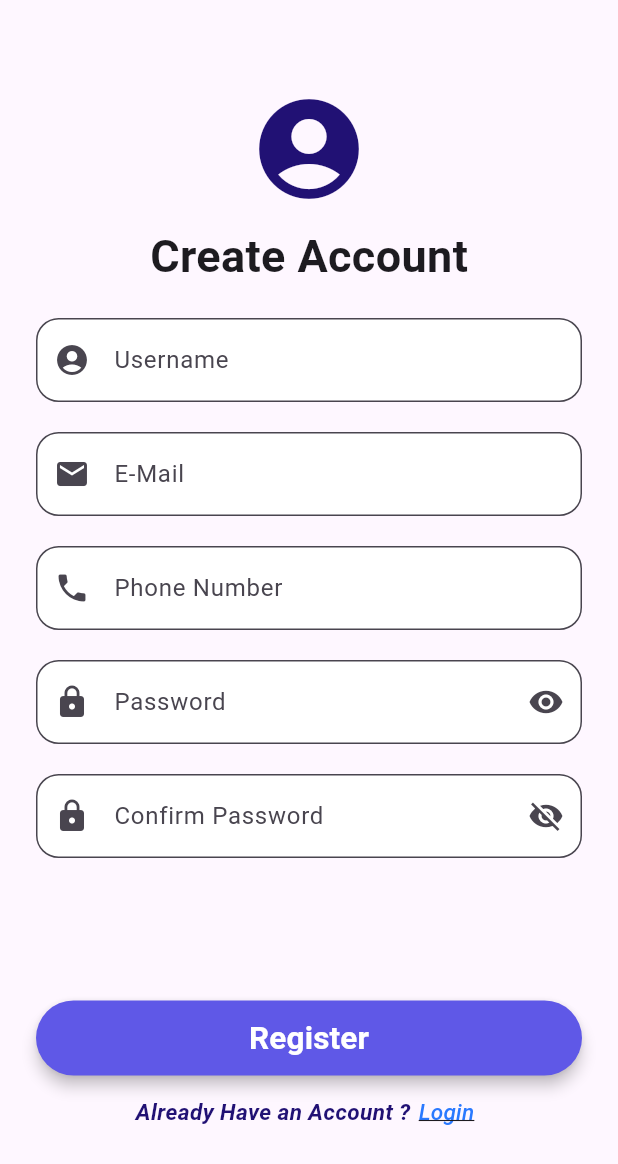
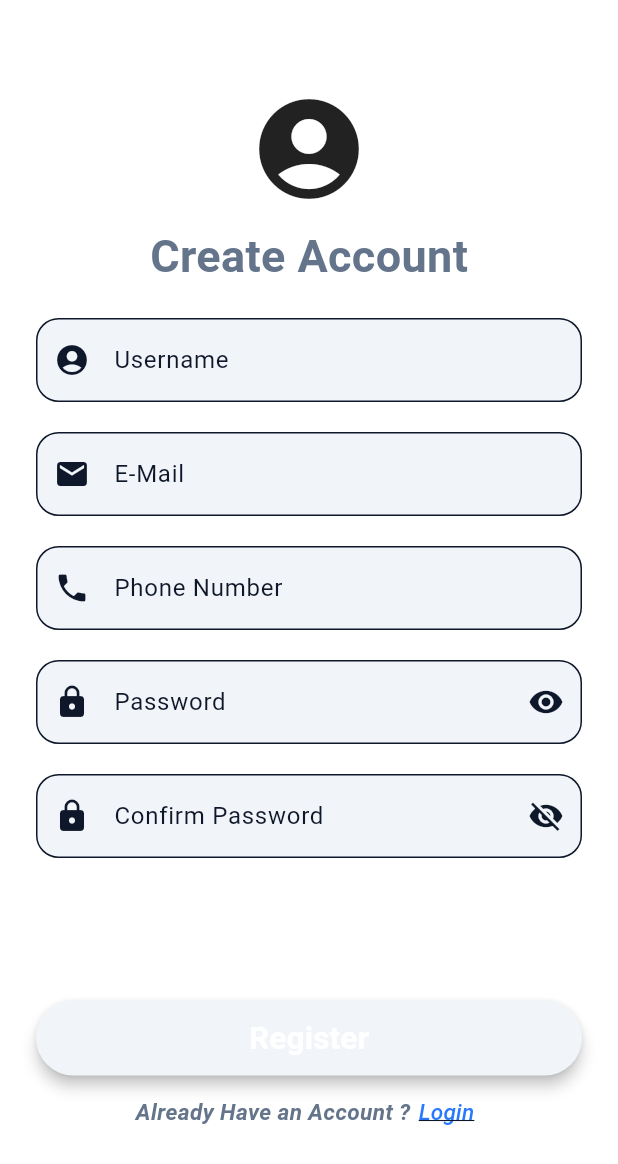
Before and after one commit to Galon123/Campus-Market-Place-App, a Flutter app: the screen it shows after launch, after a tap on "Login", after a tap on "Register", on a phone screen of 412 x 824 dp. Shown: the top 1164 px of the screen. Run offline on Flutter 3.47's test engine with Material 3 defaults, Android fonts, the phone set to English and light mode, and no system bars; our stand-ins replace cookie_jar, dio, dio_cookie_manager, shared_preferences.

Commit message:
Started Renewing UI

```diff
--- a/lib/constants.dart
+++ /dev/null
@@ -1,27 +0,0 @@
-import 'package:flutter/material.dart';
-
-class AppColors{
-
-  static const Color primaryColor = Color(0xFF5F58E7);
-  static const Color secondaryColor = Color(0xFF8677ED);
-  static const Color textComplemtaryColor = Color(0xFF211174);
-
-  static const Color textColorDefault = Color(0xFFFFFFFF);
-  static const Color positiveTextColor = Color(0xFFAEDA7C);
-  static const Color negativeTextColor = Color(0xFFDA7C7C);
-
-  static const Color gradientColor1 = Color(0xFFF8F7C2);
-  static const Color gradientColor2 = Color(0xFFFAF9DA);
-
-
-}
-
-class AppTextSizes{
-
-  static const double verySmallText = 12.0;
-  static const double smallText = 15.0;
-  static const double mediumText = 18.0;
-  static const double subHeadings = 21.0;
-  static const double largeText = 24.0;
-  static const double mainHeadings = 30.0;
-}
--- a/lib/main.dart
+++ b/lib/main.dart
@@ -1,4 +1,6 @@
-import 'package:e_commerce_refactor/constants.dart';
+import 'package:e_commerce_refactor/providers/ThemeProvider.dart';
+import 'package:e_commerce_refactor/theme/AppTheme.dart';
+import 'package:e_commerce_refactor/theme/constants.dart';
 import 'package:e_commerce_refactor/providers/UserProvider.dart';
 import 'package:e_commerce_refactor/screens/bidScreen.dart';
 import 'package:e_commerce_refactor/screens/feedScreen.dart';
@@ -20,9 +22,8 @@ void main() async{
   runApp(
     MultiProvider(
       providers: [
-        ChangeNotifierProvider(
-          create: (_) => UserProvider(initialLoginState: sessionExists)
-        )
+        ChangeNotifierProvider(create: (_) => UserProvider(initialLoginState: sessionExists)),
+        ChangeNotifierProvider(create: (_) => ThemeProvider())
       ],
       child: const MarketplaceApp(),
     )
@@ -34,6 +35,8 @@ class MarketplaceApp extends StatelessWidget {
 
   @override
   Widget build(BuildContext context) {
+
+    final themeProvider = context.watch<ThemeProvider>();
 
     return MaterialApp(
       debugShowCheckedModeBanner: false,
@@ -52,29 +55,9 @@ class MarketplaceApp extends StatelessWidget {
         '/mybids' : (context) => const MyBids(),
         '/mylistings' : (context) => const MyListings()
       },
-      theme: ThemeData(
-        useMaterial3: true,
-        navigationBarTheme: NavigationBarThemeData(
-          labelTextStyle: WidgetStateProperty.resolveWith((state) {
-            if(state.contains(WidgetState.selected)){
-              return TextStyle(
-                fontSize: AppTextSizes.verySmallText,
-                fontWeight: FontWeight.bold,
-                color: AppColors.textComplemtaryColor
-              );
-            } else {return null;}
-          }),
-          iconTheme: WidgetStateProperty.resolveWith((state) {
-            if(state.contains(WidgetState.selected)){
-              return IconThemeData(
-                size: 30,
-                color: AppColors.primaryColor
-              );
-            } else {return null;}
-          }),
-          indicatorColor: Colors.indigo.shade200
-        )
-      ),
+      theme: Apptheme.light,
+      darkTheme: Apptheme.dark,
+      themeMode: themeProvider.themeMode,
     );
   }
 }
--- /dev/null
+++ b/lib/providers/ThemeProvider.dart
@@ -0,0 +1,38 @@
+import 'package:flutter/material.dart';
+import 'package:shared_preferences/shared_preferences.dart';
+
+class ThemeProvider extends ChangeNotifier {
+  ThemeMode _themeMode = ThemeMode.system;
+  ThemeMode get themeMode =>_themeMode;
+  bool get isDark => _themeMode == ThemeMode.dark;
+
+  ThemeProvider() {
+    _loadTheme();
+  }
+
+  Future<void> _loadTheme() async {
+    final prefs = await SharedPreferences.getInstance();
+
+    final saved = prefs.getString('themeMode') ?? 'system';
+
+    _themeMode = switch(saved) {
+      'light' => ThemeMode.light,
+      'dark' => ThemeMode.dark,
+      _ => ThemeMode.system
+    };
+
+    notifyListeners();
+  }
+
+  void setTheme(ThemeMode mode) async{
+    _themeMode = mode;
+    notifyListeners();
+
+    final prefs = await SharedPreferences.getInstance();
+    await prefs.setString('thememode', mode.name);
+  }
+
+  void toggle() {
+    setTheme(_themeMode == ThemeMode.dark ? ThemeMode.light : ThemeMode.dark);
+  }
+}
--- a/lib/screens/loginScreen.dart
+++ b/lib/screens/loginScreen.dart
@@ -1,5 +1,5 @@
-import 'package:e_commerce_refactor/constants.dart';
 import 'package:e_commerce_refactor/providers/UserProvider.dart';
+import 'package:e_commerce_refactor/theme/constants.dart';
 import 'package:flutter/material.dart';
 import 'package:provider/provider.dart';
 
@@ -63,15 +63,11 @@ class _LoginScreenState extends State<LoginScreen> {
   @override
   Widget build(BuildContext context) {
 
+    final colors = Theme.of(context).colorScheme;
+    final text = Theme.of(context).textTheme;
+
     return Scaffold(
       body: Container(
-        decoration: BoxDecoration(
-          gradient: LinearGradient(
-            colors: [AppColors.gradientColor1, AppColors.gradientColor2],
-            begin: Alignment.topLeft,
-            end: Alignment.bottomRight
-          )
-        ),
         child: Center(
           child: SingleChildScrollView(
             padding: EdgeInsets.all(20.0),
@@ -80,10 +76,10 @@ class _LoginScreenState extends State<LoginScreen> {
               child: Column(
                 mainAxisAlignment: MainAxisAlignment.center,
                 children: [
-                  const Icon(Icons.school, color: AppColors.textComplemtaryColor, size: 90,),
+                  Icon(Icons.school, color: colors.secondary, size: 90,),
                   const SizedBox(height: 20,),
-                  const Text("Campus MarketPlace", style: TextStyle(
-                    color: AppColors.textComplemtaryColor,
+                  Text("Campus MarketPlace", style: TextStyle(
+                    color: colors.secondary,
                     fontSize: AppTextSizes.mainHeadings,
                     fontWeight: FontWeight.bold
                   ),),
@@ -96,7 +92,7 @@ class _LoginScreenState extends State<LoginScreen> {
                       border: OutlineInputBorder(borderRadius: BorderRadius.all(Radius.circular(15.0))),
                       prefixIcon: Icon(Icons.person),
                       filled: true,
-                      fillColor: AppColors.gradientColor2,
+                      fillColor: colors.surface,
                     ),
                     validator: (value) => value!.isEmpty ? "Username cannot be empty" : null,
                   ),
@@ -109,7 +105,7 @@ class _LoginScreenState extends State<LoginScreen> {
                       border: OutlineInputBorder(borderRadius: BorderRadius.all(Radius.circular(15.0))),
                       prefixIcon: Icon(Icons.lock),
                       filled: true,
-                      fillColor: AppColors.gradientColor2,
+                      fillColor: colors.surface,
                       suffixIcon: IconButton(
                         icon: Icon(
                           _isPasswordVisible ? Icons.visibility : Icons.visibility_off
@@ -125,18 +121,14 @@ class _LoginScreenState extends State<LoginScreen> {
                     width: double.infinity,
                     child: ElevatedButton(
                       style: ElevatedButton.styleFrom(
-                        backgroundColor: AppColors.primaryColor,
+                        backgroundColor: colors.primary,
                         padding: EdgeInsets.all(8.0),
                         elevation: 10
                       ),
                       onPressed: _isLoading ? null : handleLogin,
                       child: _isLoading
                       ? const CircularProgressIndicator(color: Colors.white,)
-                      : const Text("Login", style: TextStyle(
-                        color: AppColors.textColorDefault,
-                        fontSize: AppTextSizes.subHeadings,
-                        fontWeight: FontWeight.bold
-                      ),)
+                      : Text("Login", style: text.titleMedium)
                     ),
                   ),
                   const SizedBox(height: 5,),
@@ -144,12 +136,7 @@ class _LoginScreenState extends State<LoginScreen> {
                   Row(
                     mainAxisAlignment: MainAxisAlignment.center,
                     children: [
-                      Text("Don't Have an account? ", style: TextStyle(
-                        color: AppColors.textComplemtaryColor,
-                        fontStyle: FontStyle.italic,
-                        fontSize: AppTextSizes.smallText,
-                        fontWeight: FontWeight.w600
-                      ),),
+                      Text("Don't Have an account? ", style: text.bodyMedium),
                       TextButton(
                         onPressed: () => Navigator.pushNamed(context, '/register'),
                         style: TextButton.styleFrom(
@@ -157,12 +144,7 @@ class _LoginScreenState extends State<LoginScreen> {
                           minimumSize: Size(0, 0),
                           tapTargetSize: MaterialTapTargetSize.padded
                         ),
-                        child: Text("Register", style: TextStyle(
-                          color: Colors.blueAccent.shade400,
-                          fontSize: AppTextSizes.smallText,
-                          fontStyle: FontStyle.italic,
-                          decoration: TextDecoration.underline
-                        ),)
+                        child: Text("Register", style: text.labelMedium)
                       )
                     ],
                   )
--- a/lib/screens/profileScreen.dart
+++ b/lib/screens/profileScreen.dart
@@ -1,4 +1,4 @@
-import 'package:e_commerce_refactor/constants.dart';
+import 'package:e_commerce_refactor/theme/constants.dart';
 import 'package:e_commerce_refactor/providers/UserProvider.dart';
 import 'package:flutter/material.dart';
 import 'package:provider/provider.dart';
--- a/lib/screens/registerScreen.dart
+++ b/lib/screens/registerScreen.dart
@@ -1,4 +1,4 @@
-import 'package:e_commerce_refactor/constants.dart';
+import 'package:e_commerce_refactor/theme/constants.dart';
 import 'package:e_commerce_refactor/providers/UserProvider.dart';
 import 'package:flutter/material.dart';
 import 'package:provider/provider.dart';
--- /dev/null
+++ b/lib/theme/AppTheme.dart
@@ -0,0 +1,64 @@
+import 'package:e_commerce_refactor/theme/constants.dart';
+import 'package:flutter/material.dart';
+
+class Apptheme {
+
+  static ThemeData light = ThemeData(
+    brightness: Brightness.light,
+    useMaterial3: true,
+    scaffoldBackgroundColor: LightModeColor.baseBackground,
+    colorScheme: const ColorScheme.light(
+      primary: LightModeColor.brand,
+      secondary: LightModeColor.subtle,
+      surfaceBright: LightModeColor.lowBackground,
+      surface: LightModeColor.midBackground,
+      surfaceDim: LightModeColor.highBackground,
+      error: LightModeColor.errorColor,
+      onPrimary: LightModeColor.textPrimary,
+      onSurface: LightModeColor.textPrimary,
+      onError: Colors.white
+    ),
+    textTheme: const TextTheme(
+      labelMedium: TextStyle(color: LightModeColor.textSecondary),
+      titleLarge: TextStyle(color: LightModeColor.textPrimary),
+      titleMedium: TextStyle(color: LightModeColor.textSecondary),
+      titleSmall: TextStyle(color: LightModeColor.textMuted),
+      bodyLarge: TextStyle(color: LightModeColor.textPrimary),
+      bodyMedium: TextStyle(color: LightModeColor.textSecondary),
+      bodySmall: TextStyle(color: LightModeColor.textMuted)
+    )
+  );
+
+
+  static ThemeData dark = ThemeData(
+    brightness: Brightness.dark,
+    useMaterial3: true,
+    scaffoldBackgroundColor: DarkModeColor.baseBackground,
+    colorScheme: const ColorScheme.dark(
+      primary: DarkModeColor.brand,
+      secondary: DarkModeColor.subtle,
+      surface: DarkModeColor.lowBackground,
+      error: DarkModeColor.errorColor,
+      onPrimary: DarkModeColor.textPrimary,
+      onSurface: DarkModeColor.textPrimary,
+      onError: Colors.white,
+    ),
+    textTheme: const TextTheme(
+      bodyLarge: TextStyle(color: DarkModeColor.textPrimary),
+      bodyMedium: TextStyle(color: DarkModeColor.textSecondary),
+      bodySmall: TextStyle(color: DarkModeColor.textMuted),
+    ),
+  );
+}
+
+extension AppColorScheme on ColorScheme {
+
+  Color get success => brightness == Brightness.dark
+    ? DarkModeColor.successColor
+    : LightModeColor.successColor;
+
+  Color get warning => brightness == Brightness.dark
+    ? DarkModeColor.warningColor
+    : LightModeColor.warningColor;
+
+}
--- /dev/null
+++ b/lib/theme/constants.dart
@@ -0,0 +1,59 @@
+import 'package:flutter/material.dart';
+
+class LightModeColor{
+
+  //Background
+  static const Color baseBackground = Color(0xFFFFFFFF);
+  static const Color lowBackground = Color(0xFFF8FAFC);
+  static const Color midBackground = Color(0xFFF1F5F9);
+  static const Color highBackground = Color(0xFFE2E8F0);
+
+  //Text
+  static const Color textPrimary = Color(0xFF0F172A);
+  static const Color textSecondary = Color(0xFF64748B);
+  static const Color textMuted = Color(0xFF94A3B8);
+
+  //Primary
+  static const Color brand = Color(0xFF4F46E5);
+  static const Color subtle = Color(0xFFEEF2FF);
+
+  //Secondary
+  static const Color successColor = Color(0xFF10B981);
+  static const Color warningColor = Color(0xFFF59E0B);
+  static const Color errorColor =Color(0xFFEF4444);
+
+}
+
+class DarkModeColor{
+
+  //Background
+  static const Color baseBackground = Color(0xFF0F172A);
+  static const Color lowBackground = Color(0xFF1E293B);
+  static const Color midBackground = Color(0xFF334155);
+  static const Color highBackground = Color(0xFF475569);
+
+  //Text
+  static const Color textPrimary = Color(0xFFF8FAFC);
+  static const Color textSecondary = Color(0xFF94A3B8);
+  static const Color textMuted = Color(0xFF94A3B8);
+
+  //Primary
+  static const Color brand = Color(0xFF6366F1);
+  static const Color subtle = Color(0xFF1E1B4B);
+
+  //Secondary
+  static const Color successColor = Color(0xFF34D399);
+  static const Color warningColor = Color(0xFFF59E0B);
+  static const Color errorColor =Color(0xFFF87171);
+
+}
+
+class AppTextSizes{
+
+  static const double verySmallText = 12.0;
+  static const double smallText = 15.0;
+  static const double mediumText = 18.0;
+  static const double subHeadings = 21.0;
+  static const double largeText = 24.0;
+  static const double mainHeadings = 30.0;
+}
--- a/pubspec.yaml
+++ b/pubspec.yaml
@@ -28,6 +28,7 @@ environment:
 # the latest version available on pub.dev. To see which dependencies have newer
 # versions available, run `flutter pub outdated`.
 dependencies:
+  shared_preferences: ^2.2.0
   provider: ^6.1.1
   flutter:
     sdk: flutter
```
Also changed, not shown: pubspec.lock, 1 other file.
